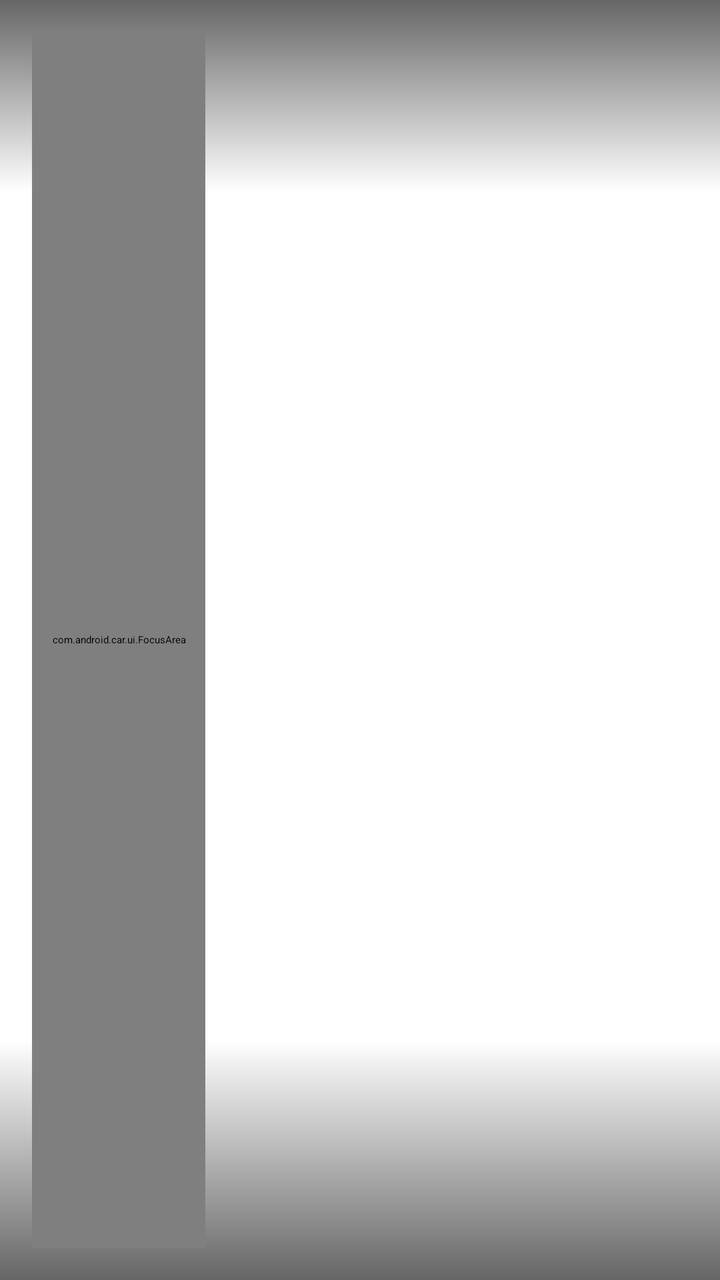
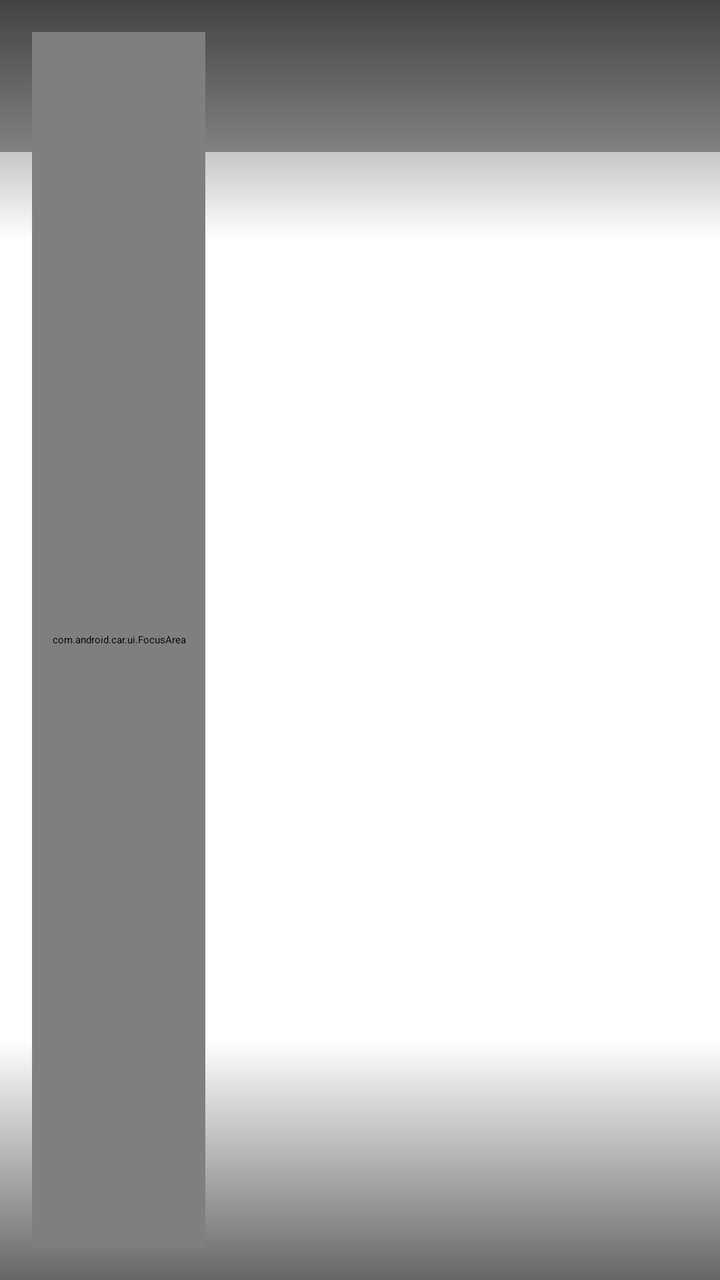

Compare the two renders of this Android layout. The source of the first and the diff that turns it into the second are given below.
<!-- AndroidManifest.xml: application theme Theme.Launcher -->
<!-- res/layout/car_launcher.xml -->
<?xml version="1.0" encoding="utf-8"?>
<androidx.constraintlayout.widget.ConstraintLayout
    xmlns:android="http://schemas.android.com/apk/res/android"
    xmlns:app="http://schemas.android.com/apk/res-auto"
    android:layout_width="match_parent"
    android:layout_height="match_parent"
    android:background="@android:color/transparent">

    
    <androidx.cardview.widget.CardView
        android:id="@+id/maps_card"
        android:layout_width="0dp"
        android:layout_height="0dp"
        app:cardBackgroundColor="@android:color/transparent"
        app:cardCornerRadius="0dp"
        app:cardElevation="0dp"
        app:cardMaxElevation="0dp"
        app:layout_constraintLeft_toLeftOf="parent"
        app:layout_constraintRight_toRightOf="parent"
        app:layout_constraintTop_toTopOf="parent"
        app:layout_constraintBottom_toBottomOf="parent">

        <FrameLayout
            android:id="@+id/maps_card_container"
            android:layout_width="match_parent"
            android:layout_height="match_parent"
            android:background="@android:color/transparent">

            
            <TextView
                android:id="@+id/maps_placeholder_text"
                android:layout_width="wrap_content"
                android:layout_height="wrap_content"
                android:layout_gravity="center"
                android:text="@string/navigation_starting"
                android:textColor="#88FFFFFF"
                android:textSize="24sp"
                android:visibility="visible"/>
        </FrameLayout>

    </androidx.cardview.widget.CardView>

    
    <View
        android:id="@+id/top_bar_scrim"
        android:layout_width="0dp"
        android:layout_height="96dp"
        android:background="@drawable/map_scrim_top"
        android:clickable="false"
        android:focusable="false"
        app:layout_constraintLeft_toLeftOf="parent"
        app:layout_constraintRight_toRightOf="parent"
        app:layout_constraintTop_toTopOf="parent" />

    <View
        android:id="@+id/bottom_bar_scrim"
        android:layout_width="0dp"
        android:layout_height="120dp"
        android:background="@drawable/map_scrim_bottom"
        android:clickable="false"
        android:focusable="false"
        app:layout_constraintLeft_toLeftOf="parent"
        app:layout_constraintRight_toRightOf="parent"
        app:layout_constraintBottom_toBottomOf="parent" />

    
    <androidx.constraintlayout.widget.Guideline
        android:id="@+id/vertical_guideline"
        android:layout_width="wrap_content"
        android:layout_height="wrap_content"
        android:orientation="vertical"
        app:layout_constraintGuide_percent="0.33" />

    
    <com.android.car.ui.FocusArea
        android:id="@+id/bottom_card"
        android:layout_width="0dp"
        android:layout_height="0dp"
        android:layout_margin="16dp"
        android:translationZ="1dp"
        app:layout_constraintLeft_toLeftOf="parent"
        app:layout_constraintRight_toLeftOf="@id/vertical_guideline"
        app:layout_constraintTop_toTopOf="parent"
        app:layout_constraintBottom_toBottomOf="parent" />

</androidx.constraintlayout.widget.ConstraintLayout>
<!-- resources referenced by this layout -->
<resources>
  <!-- drawable map_scrim_bottom (drawable) -->
  <?xml version="1.0" encoding="utf-8"?>
  <shape xmlns:android="http://schemas.android.com/apk/res/android">
      <gradient
          android:angle="90"
          android:startColor="#99000000"
          android:endColor="#00000000" />
  </shape>
  <!-- drawable map_scrim_top (drawable) -->
  <?xml version="1.0" encoding="utf-8"?>
  <shape xmlns:android="http://schemas.android.com/apk/res/android">
      <gradient
          android:angle="270"
          android:startColor="#99000000"
          android:endColor="#00000000" />
  </shape>
  <string name="navigation_starting">Navigation wird gestartet...</string>
  <style name="Theme.Launcher" parent="Theme.CarUi.NoToolbar">
          <item name="textAppearanceGridItem">@android:style/TextAppearance.DeviceDefault.Medium</item>
          <item name="textAppearanceGridItemSecondary">@android:style/TextAppearance.DeviceDefault.Small</item>
          <item name="oemTokenOverrideEnabled">true</item>
          <item name="android:statusBarColor">@android:color/transparent</item>
          <item name="android:windowLightStatusBar">false</item>
      </style>
</resources>

<!-- the commit's change to res/layout/car_launcher.xml (unified diff, before → after) -->
@@ -44,7 +44,7 @@
     <View
         android:id="@+id/top_bar_scrim"
         android:layout_width="0dp"
-        android:layout_height="96dp"
+        android:layout_height="120dp"
         android:background="@drawable/map_scrim_top"
         android:clickable="false"
         android:focusable="false"
<!-- resource entries referenced after the edit -->
@@ -10,12 +10,23 @@
   </shape>
   <!-- drawable map_scrim_top (drawable) -->
   <?xml version="1.0" encoding="utf-8"?>
-  <shape xmlns:android="http://schemas.android.com/apk/res/android">
-      <gradient
-          android:angle="270"
-          android:startColor="#99000000"
-          android:endColor="#00000000" />
-  </shape>
+  <layer-list xmlns:android="http://schemas.android.com/apk/res/android">
+      <item>
+          <shape android:shape="rectangle">
+              <gradient
+                  android:angle="270"
+                  android:startColor="#99000000"
+                  android:endColor="#00000000" />
+          </shape>
+      </item>
+      <item
+          android:height="76dp"
+          android:gravity="top">
+          <shape android:shape="rectangle">
+              <solid android:color="#59000000" />
+          </shape>
+      </item>
+  </layer-list>
   <string name="navigation_starting">Navigation wird gestartet...</string>
   <style name="Theme.Launcher" parent="Theme.CarUi.NoToolbar">
           <item name="textAppearanceGridItem">@android:style/TextAppearance.DeviceDefault.Medium</item>
